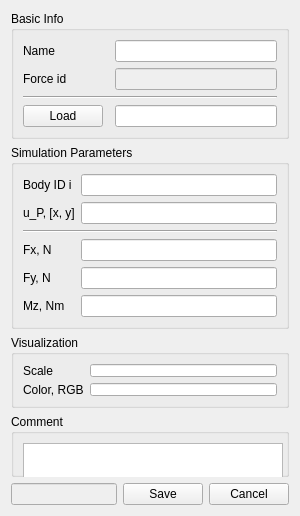
Old version of the form MBD_system/force/force.ui in the repository ladisk/DyS.
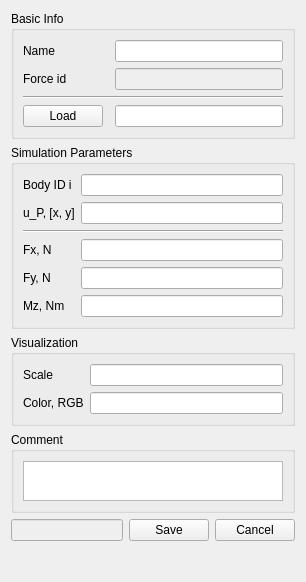
New version of the form.

What changed in the file:
```diff
--- a/MBD_system/force/force.ui
+++ b/MBD_system/force/force.ui
@@ -6,26 +6,26 @@
    <rect>
     <x>0</x>
     <y>0</y>
-    <width>300</width>
-    <height>516</height>
+    <width>306</width>
+    <height>582</height>
    </rect>
   </property>
   <property name="sizePolicy">
-   <sizepolicy hsizetype="Fixed" vsizetype="Expanding">
+   <sizepolicy hsizetype="Fixed" vsizetype="Minimum">
     <horstretch>0</horstretch>
     <verstretch>0</verstretch>
    </sizepolicy>
   </property>
   <property name="minimumSize">
    <size>
-    <width>300</width>
-    <height>516</height>
+    <width>306</width>
+    <height>582</height>
    </size>
   </property>
   <property name="maximumSize">
    <size>
-    <width>300</width>
-    <height>516</height>
+    <width>306</width>
+    <height>582</height>
    </size>
   </property>
   <property name="windowTitle">
```
